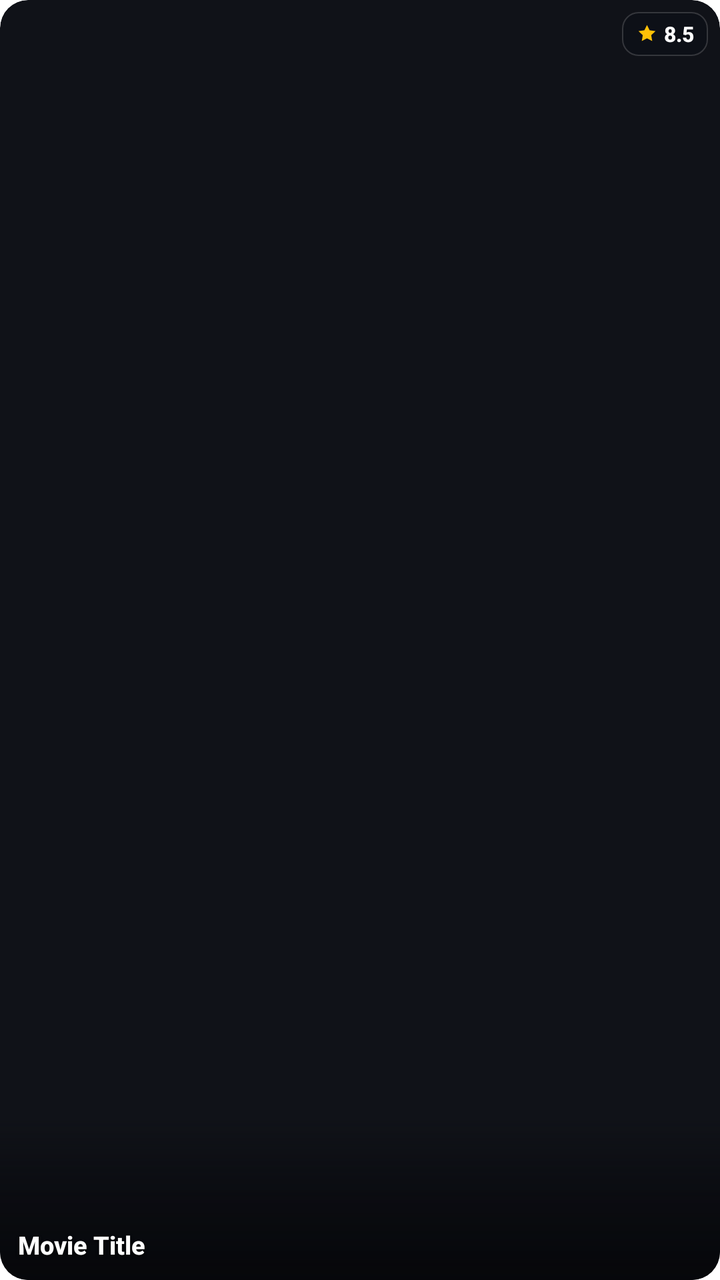
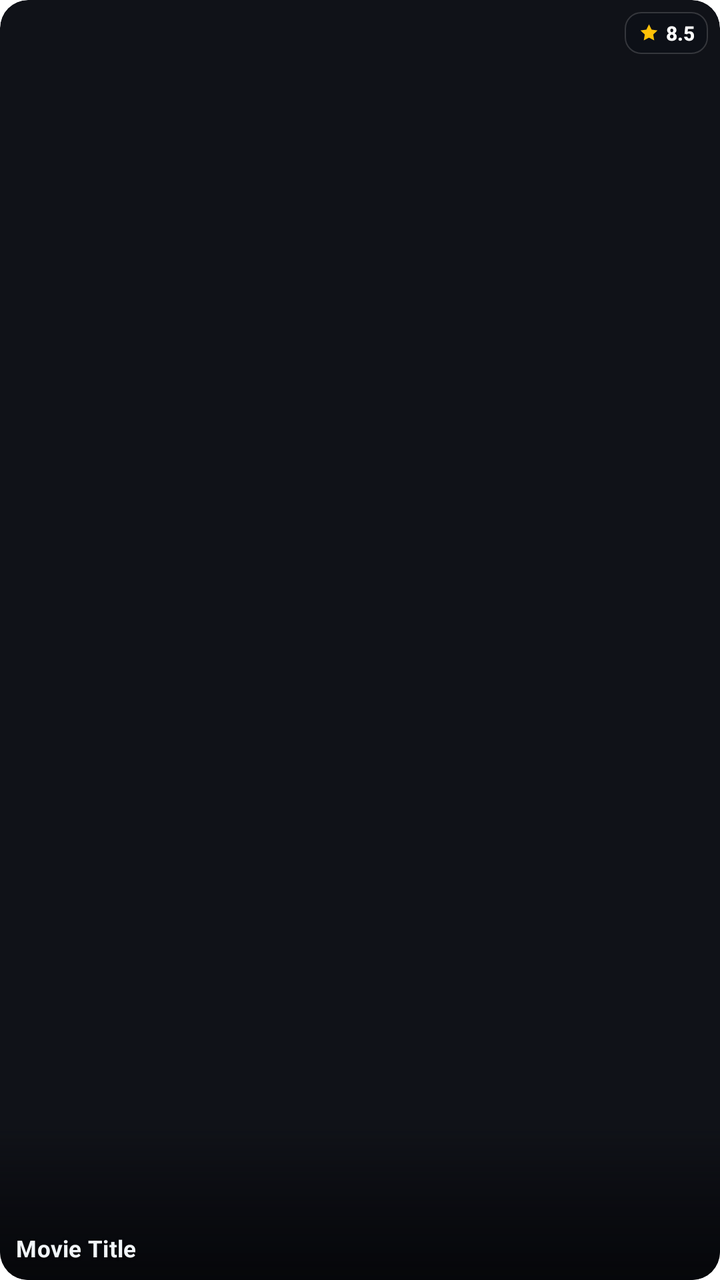

Two renders of the same Android screen: before a commit and after it. Below are the layout's source before the change and the commit's diff.
<!-- AndroidManifest.xml: application theme Theme.MaterialComponents.DayNight.NoActionBar -->
<!-- res/layout/item_vod_card.xml -->
<?xml version="1.0" encoding="utf-8"?>
<androidx.cardview.widget.CardView xmlns:android="http://schemas.android.com/apk/res/android"
    xmlns:app="http://schemas.android.com/apk/res-auto"
    android:layout_width="118dp"
    android:layout_height="192dp"
    android:layout_margin="5dp"
    app:cardBackgroundColor="#101218"
    app:cardCornerRadius="14dp"
    app:cardElevation="0dp">

    <FrameLayout
        android:layout_width="match_parent"
        android:layout_height="match_parent">

        <ImageView
            android:id="@+id/ivPoster"
            android:layout_width="match_parent"
            android:layout_height="match_parent"
            android:scaleType="centerCrop" />

        
        <TextView
            android:id="@+id/tvVodMeta"
            android:layout_width="wrap_content"
            android:layout_height="22dp"
            android:layout_gravity="top|end"
            android:layout_margin="6dp"
            android:background="@drawable/bg_rating_pill_dark"
            android:drawableStart="@drawable/ic_star_gold"
            android:drawablePadding="3dp"
            android:fontFamily="sans-serif-medium"
            android:gravity="center_vertical"
            android:paddingHorizontal="7dp"
            android:text="8.5"
            android:textColor="#FFFFFF"
            android:textSize="10.5sp"
            android:textStyle="bold" />

        
        <View
            android:layout_width="match_parent"
            android:layout_height="82dp"
            android:layout_gravity="bottom"
            android:background="@drawable/bg_card_bottom_fade" />

        
        <TextView
            android:id="@+id/tvVodTitle"
            android:layout_width="match_parent"
            android:layout_height="wrap_content"
            android:layout_gravity="bottom"
            android:ellipsize="end"
            android:fontFamily="sans-serif-medium"
            android:lineSpacingExtra="1dp"
            android:maxLines="2"
            android:paddingHorizontal="9dp"
            android:paddingBottom="9dp"
            android:shadowColor="#CC000000"
            android:shadowDx="0"
            android:shadowDy="2"
            android:shadowRadius="4"
            android:text="Movie Title"
            android:textColor="#FFFFFF"
            android:textSize="12.5sp"
            android:textStyle="bold" />

    </FrameLayout>
</androidx.cardview.widget.CardView>
<!-- resources referenced by this layout -->
<resources>
  <!-- drawable bg_card_bottom_fade (drawable) -->
  <?xml version="1.0" encoding="utf-8"?>
  <shape xmlns:android="http://schemas.android.com/apk/res/android"
      android:shape="rectangle">
      <gradient
          android:angle="270"
          android:startColor="#00000000"
          android:centerColor="#9906070B"
          android:endColor="#F5050609"
          android:type="linear" />
  </shape>
  <!-- drawable bg_rating_pill_dark (drawable) -->
  <?xml version="1.0" encoding="utf-8"?>
  <shape xmlns:android="http://schemas.android.com/apk/res/android"
      android:shape="rectangle">
      <solid android:color="#D90E1017" />
      <corners android:radius="8dp" />
      <stroke
          android:width="0.8dp"
          android:color="#29FFFFFF" />
  </shape>
  <!-- drawable ic_star_gold (drawable) -->
  <?xml version="1.0" encoding="utf-8"?>
  <vector xmlns:android="http://schemas.android.com/apk/res/android"
      android:width="11dp"
      android:height="11dp"
      android:viewportWidth="24.0"
      android:viewportHeight="24.0">
      <path
          android:fillColor="#FFC107"
          android:pathData="M12,2.5L14.85,8.28L21.23,9.21L16.61,13.71L17.7,20.06L12,17.06L6.3,20.06L7.39,13.71L2.77,9.21L9.15,8.28L12,2.5Z" />
  </vector>
</resources>

<!-- the commit's change to res/layout/item_vod_card.xml (unified diff, before → after) -->
@@ -1,9 +1,9 @@
 <?xml version="1.0" encoding="utf-8"?>
 <androidx.cardview.widget.CardView xmlns:android="http://schemas.android.com/apk/res/android"
     xmlns:app="http://schemas.android.com/apk/res-auto"
-    android:layout_width="118dp"
-    android:layout_height="192dp"
-    android:layout_margin="5dp"
+    android:layout_width="116dp"
+    android:layout_height="188dp"
+    android:layout_margin="6dp"
     app:cardBackgroundColor="#101218"
     app:cardCornerRadius="14dp"
     app:cardElevation="0dp">
@@ -22,7 +22,7 @@
         <TextView
             android:id="@+id/tvVodMeta"
             android:layout_width="wrap_content"
-            android:layout_height="22dp"
+            android:layout_height="21dp"
             android:layout_gravity="top|end"
             android:layout_margin="6dp"
             android:background="@drawable/bg_rating_pill_dark"
@@ -30,16 +30,16 @@
             android:drawablePadding="3dp"
             android:fontFamily="sans-serif-medium"
             android:gravity="center_vertical"
-            android:paddingHorizontal="7dp"
+            android:paddingHorizontal="6.5dp"
             android:text="8.5"
             android:textColor="#FFFFFF"
-            android:textSize="10.5sp"
+            android:textSize="10sp"
             android:textStyle="bold" />
 
         
         <View
             android:layout_width="match_parent"
-            android:layout_height="82dp"
+            android:layout_height="78dp"
             android:layout_gravity="bottom"
             android:background="@drawable/bg_card_bottom_fade" />
 
@@ -50,18 +50,19 @@
             android:layout_height="wrap_content"
             android:layout_gravity="bottom"
             android:ellipsize="end"
-            android:fontFamily="sans-serif-medium"
+            android:fontFamily="sans-serif"
+            android:letterSpacing="0.01"
             android:lineSpacingExtra="1dp"
             android:maxLines="2"
-            android:paddingHorizontal="9dp"
-            android:paddingBottom="9dp"
-            android:shadowColor="#CC000000"
+            android:paddingHorizontal="8dp"
+            android:paddingBottom="8dp"
+            android:shadowColor="#DD000000"
             android:shadowDx="0"
-            android:shadowDy="2"
-            android:shadowRadius="4"
+            android:shadowDy="1"
+            android:shadowRadius="3"
             android:text="Movie Title"
-            android:textColor="#FFFFFF"
-            android:textSize="12.5sp"
+            android:textColor="#F1F5F9"
+            android:textSize="11.5sp"
             android:textStyle="bold" />
 
     </FrameLayout>
